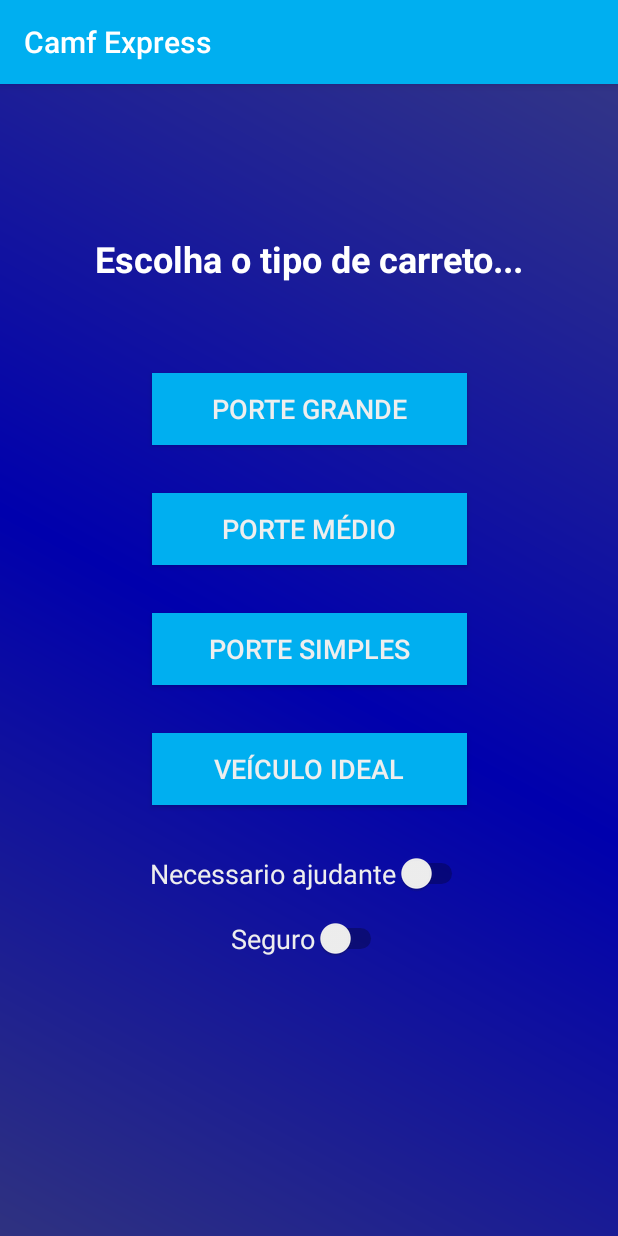
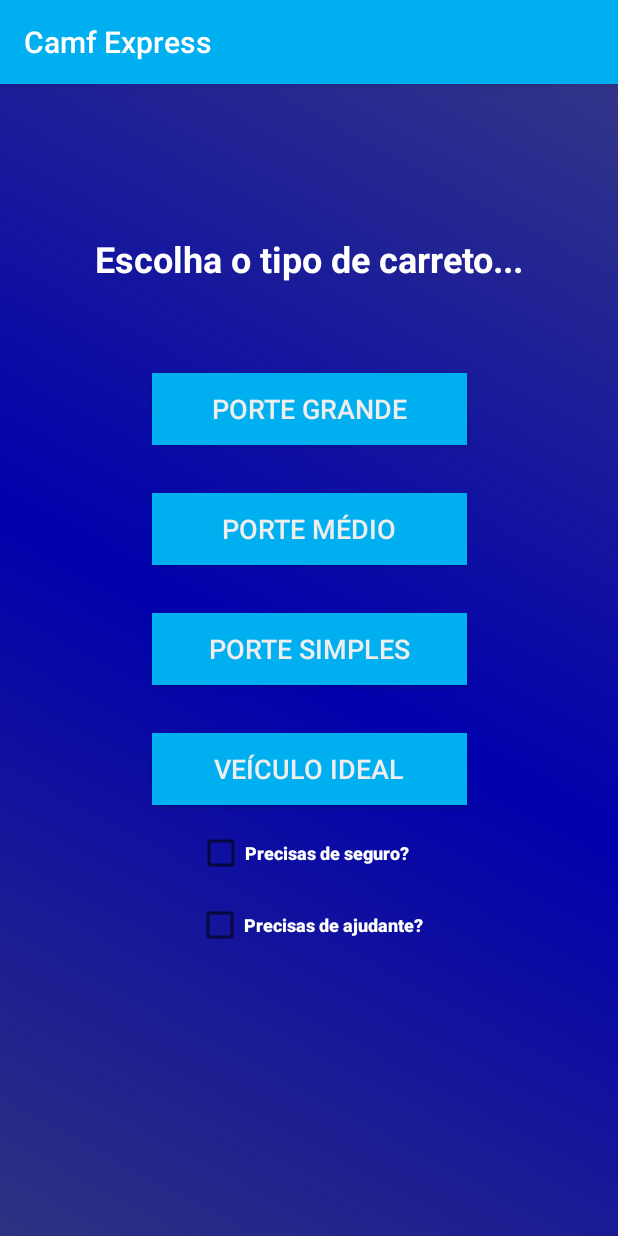
Before and after one commit to geovanebma/camfexpress, an Android app: the EscolhaCarreto screen opened directly, with no data from a screen before it, on a phone screen of 412 x 824 dp. Run offline under Robolectric (Android 15) with nearby library versions, the phone set to English and light mode, and no system bars.

Commit message:
Subindo Tudo 2

```diff
--- a/CAMFEXPRESS/app/src/main/java/com/projeto/camfexpress/activity/ClienteActivity.java
+++ b/CAMFEXPRESS/app/src/main/java/com/projeto/camfexpress/activity/ClienteActivity.java
@@ -486,6 +486,7 @@ public class ClienteActivity extends AppCompatActivity
 
                         destino.setSeguro(getIntent().getStringExtra("seguro"));
                         destino.setAjudante(getIntent().getStringExtra("ajudante"));
+                        System.out.println("Olha só: "+getIntent().getStringExtra("ajudante")+" "+getIntent().getStringExtra("seguro"));
 
                         LatLng localDestino = new LatLng(
                                 Double.parseDouble(destino.getLatitude()),
@@ -619,6 +620,9 @@ public class ClienteActivity extends AppCompatActivity
                 destino.setAltura(medidas.getAltura());
                 destino.setPeso(medidas.getPeso());
                 destino.setTipo(medidas.getTipo());
+
+                destino.setSeguro(getIntent().getStringExtra("seguro"));
+                destino.setAjudante(getIntent().getStringExtra("ajudante"));
 
                 LatLng localDestino = new LatLng(
                         Double.parseDouble(destino.getLatitude()),
--- a/CAMFEXPRESS/app/src/main/java/com/projeto/camfexpress/activity/EscolhaCarreto.java
+++ b/CAMFEXPRESS/app/src/main/java/com/projeto/camfexpress/activity/EscolhaCarreto.java
@@ -3,6 +3,7 @@ package com.projeto.camfexpress.activity;
 import android.content.Intent;
 import android.os.Bundle;
 import android.view.View;
+import android.widget.CheckBox;
 import android.widget.Switch;
 
 import androidx.appcompat.app.AppCompatActivity;
@@ -11,10 +12,10 @@ import com.projeto.camfexpress.R;
 
 public class EscolhaCarreto extends AppCompatActivity {
 
-    private Switch ajudantes;
-    private Switch seguro;
-    private String a;
-    private String s;
+    private CheckBox ajudantes;
+    private CheckBox seguro;
+    private String a = "";
+    private String s = "";
 
     @Override
     protected void onCreate(Bundle savedInstanceState) {
@@ -23,11 +24,22 @@ public class EscolhaCarreto extends AppCompatActivity {
 
         ajudantes = findViewById(R.id.necessarioAjudante);
         seguro = findViewById(R.id.Seguro);
-        a = ajudantes.toString();
-        s = seguro.toString();
+    }
 
-        System.out.println("Ajudantes: "+ajudantes.isChecked());
-        System.out.println("Seguro: "+seguro.isChecked());
+    public void onclickSeguro(View view){
+        if(((CheckBox) seguro).isChecked()){
+            s = "true";
+        }else{
+            s = "false";
+        }
+    }
+
+    public void onclickAjudante(View view){
+        if(((CheckBox) ajudantes).isChecked()){
+            a = "true";
+        }else{
+            a = "false";
+        }
     }
 
     //Botão para escolher veículos de porte de carga grande
--- a/CAMFEXPRESS/app/src/main/java/com/projeto/camfexpress/activity/VeiculoIdeal.java
+++ b/CAMFEXPRESS/app/src/main/java/com/projeto/camfexpress/activity/VeiculoIdeal.java
@@ -84,6 +84,8 @@ public class VeiculoIdeal extends AppCompatActivity {
         cliente.putExtra("porte", "veiculo ideal");
         cliente.putExtra("ajudante", getIntent().getStringExtra("ajudante"));
         cliente.putExtra("seguro", getIntent().getStringExtra("seguro"));
+        System.out.println("ajudante: "+getIntent().getStringExtra("ajudante"));
+        System.out.println("seguro: "+getIntent().getStringExtra("seguro"));
         startActivity(cliente);
     }
 }
--- a/CAMFEXPRESS/app/src/main/java/com/projeto/camfexpress/adpter/RequisicoesAdapter.java
+++ b/CAMFEXPRESS/app/src/main/java/com/projeto/camfexpress/adpter/RequisicoesAdapter.java
@@ -66,7 +66,9 @@ public class RequisicoesAdapter extends RecyclerView.Adapter<RequisicoesAdapter.
             float distancia = LocalidadeMetragem.calcularDistancia(localCliente, localCarreto);
             String distanciaFormatada = LocalidadeMetragem.formatarDistancia(distancia);
             holder.distancia.setText(distanciaFormatada + "- aproximadamente");
-            if(requisicao.getDestino().getAjudante().equals("true")){
+
+            String ajudante = requisicao.getDestino().getAjudante();
+            if(ajudante.equals("true")){
                 holder.ajudante.setText("Precisa de ajudante: sim.");
             }else{
                 holder.ajudante.setText("Precisa de ajudante: não.");
--- a/CAMFEXPRESS/app/src/main/res/layout/activity_escolha_carreto.xml
+++ b/CAMFEXPRESS/app/src/main/res/layout/activity_escolha_carreto.xml
@@ -86,36 +86,40 @@
         app:layout_constraintStart_toStartOf="parent"
         app:layout_constraintTop_toBottomOf="@+id/porteSimples" />
 
-    <Switch
+    <CheckBox
         android:id="@+id/necessarioAjudante"
         android:layout_width="wrap_content"
         android:layout_height="wrap_content"
         android:layout_marginStart="8dp"
-        android:layout_marginTop="32dp"
+        android:layout_marginTop="16dp"
         android:layout_marginEnd="8dp"
-        android:fontFamily="sans-serif"
-        android:text="Necessario ajudante"
-        android:textColor="@color/colorAccent"
-        android:textColorHint="@color/colorAccent"
-        android:textSize="18sp"
+        android:fontFamily="sans-serif-medium"
+        android:onClick="onclickAjudante"
+        android:text="Precisas de ajudante?"
+        android:textColor="#FFFFFF"
+        android:textSize="12sp"
+        android:textStyle="bold"
         app:layout_constraintEnd_toEndOf="parent"
+        app:layout_constraintHorizontal_bias="0.502"
         app:layout_constraintStart_toStartOf="parent"
-        app:layout_constraintTop_toBottomOf="@+id/veiculoIdeal" />
+        app:layout_constraintTop_toBottomOf="@+id/Seguro" />
 
-    <Switch
+    <CheckBox
         android:id="@+id/Seguro"
         android:layout_width="wrap_content"
         android:layout_height="wrap_content"
         android:layout_marginStart="8dp"
         android:layout_marginTop="16dp"
         android:layout_marginEnd="8dp"
-        android:fontFamily="sans-serif"
-        android:text="Seguro"
-        android:textColor="@color/colorAccent"
-        android:textColorHint="@color/colorAccent"
-        android:textSize="18sp"
+        android:fontFamily="sans-serif-medium"
+        android:onClick="onclickSeguro"
+        android:text="Precisas de seguro?"
+        android:textColor="#FFFFFF"
+        android:textSize="12sp"
+        android:textStyle="bold"
         app:layout_constraintEnd_toEndOf="parent"
+        app:layout_constraintHorizontal_bias="0.483"
         app:layout_constraintStart_toStartOf="parent"
-        app:layout_constraintTop_toBottomOf="@+id/necessarioAjudante" />
+        app:layout_constraintTop_toBottomOf="@+id/veiculoIdeal" />
 
 </androidx.constraintlayout.widget.ConstraintLayout>
```
